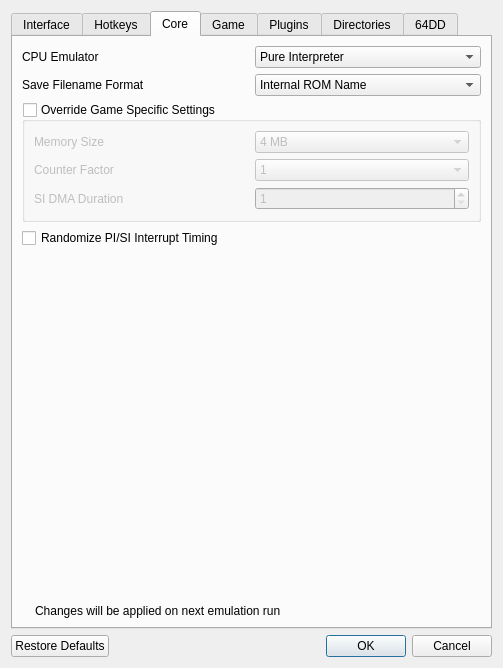
Before: the Qt Designer form Source/RMG/UserInterface/Dialog/SettingsDialog.ui in Rosalie241/RMG, drawn with Qt 5.
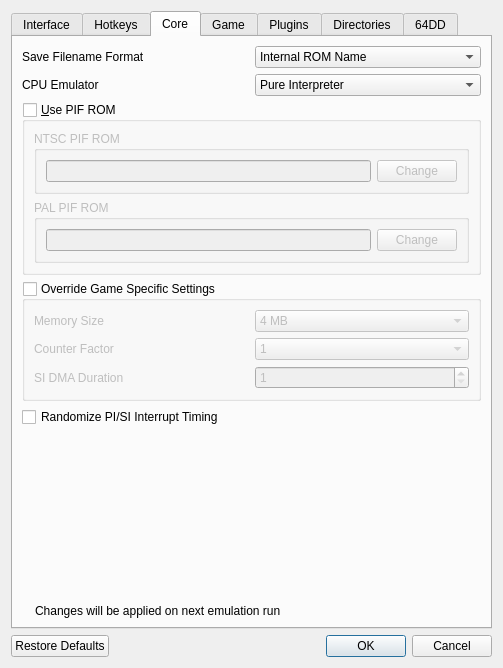
After: the same form once the commit is applied. The open tabs and pages were chosen to show the change. Icons and pictures are not drawn. Custom widgets are drawn as their Qt base class.

Commit message: RMG: add PIF settings to settings dialog

```diff
--- a/Source/RMG/UserInterface/Dialog/SettingsDialog.ui
+++ b/Source/RMG/UserInterface/Dialog/SettingsDialog.ui
@@ -1635,7 +1635,32 @@
           <attribute name="title">
            <string>Core</string>
           </attribute>
-          <layout class="QVBoxLayout" name="verticalLayout_17">
+          <layout class="QVBoxLayout" name="verticalLayout_24">
+           <item>
+            <layout class="QHBoxLayout" name="horizontalLayout_46">
+             <item>
+              <widget class="QLabel" name="label_25">
+               <property name="text">
+                <string>Save Filename Format</string>
+               </property>
+              </widget>
+             </item>
+             <item>
+              <widget class="QComboBox" name="coreSaveFilenameFormatComboBox">
+               <item>
+                <property name="text">
+                 <string>Internal ROM Name</string>
+                </property>
+               </item>
+               <item>
+                <property name="text">
+                 <string>Automatic</string>
+                </property>
+               </item>
+              </widget>
+             </item>
+            </layout>
+           </item>
            <item>
             <layout class="QHBoxLayout" name="horizontalLayout_43">
              <item>
@@ -1667,29 +1692,68 @@
             </layout>
            </item>
            <item>
-            <layout class="QHBoxLayout" name="horizontalLayout_46">
+            <widget class="QGroupBox" name="usePifRomGroupBox">
+             <property name="title">
+              <string>&amp;Use PIF ROM</string>
+             </property>
+             <property name="checkable">
+              <bool>true</bool>
+             </property>
+             <property name="checked">
+              <bool>false</bool>
+             </property>
+             <layout class="QVBoxLayout" name="verticalLayout_17">
              <item>
-              <widget class="QLabel" name="label_25">
+               <widget class="QGroupBox" name="groupBox_2">
+                <property name="title">
+                 <string>NTSC PIF ROM</string>
+                </property>
+                <layout class="QHBoxLayout" name="horizontalLayout_6">
+                 <item>
+                  <widget class="QLineEdit" name="ntscPifRomLineEdit">
+                   <property name="readOnly">
+                    <bool>true</bool>
+                   </property>
+                   <property name="clearButtonEnabled">
+                    <bool>false</bool>
+                   </property>
+                  </widget>
+                 </item>
+                 <item>
+                  <widget class="QPushButton" name="changeNTSCPifRomButton">
                <property name="text">
-                <string>Save Filename Format</string>
+                    <string>Change</string>
                </property>
               </widget>
              </item>
+                </layout>
+               </widget>
+              </item>
              <item>
-              <widget class="QComboBox" name="coreSaveFilenameFormatComboBox">
+               <widget class="QGroupBox" name="groupBox_3">
+                <property name="title">
+                 <string>PAL PIF ROM</string>
+                </property>
+                <layout class="QHBoxLayout" name="horizontalLayout_7">
                <item>
-                <property name="text">
-                 <string>Internal ROM Name</string>
-                </property>
+                  <widget class="QLineEdit" name="palPifRomLineEdit">
+                   <property name="readOnly">
+                    <bool>true</bool>
+                   </property>
+                  </widget>
                </item>
                <item>
+                  <widget class="QPushButton" name="changePALPifRomButton">
                 <property name="text">
-                 <string>Automatic</string>
-                </property>
-               </item>
+                    <string>Change</string>
+                   </property>
+                  </widget>
+                 </item>
+                </layout>
               </widget>
              </item>
             </layout>
+            </widget>
            </item>
            <item>
             <widget class="QGroupBox" name="coreOverrideGameSettingsGroup">
@@ -1818,7 +1882,7 @@
              <property name="sizeHint" stdset="0">
               <size>
                <width>20</width>
-               <height>245</height>
+               <height>40</height>
               </size>
              </property>
             </spacer>
```
Lines whose indentation alone changed are shown as unchanged. The commit also changes 2 other files.
